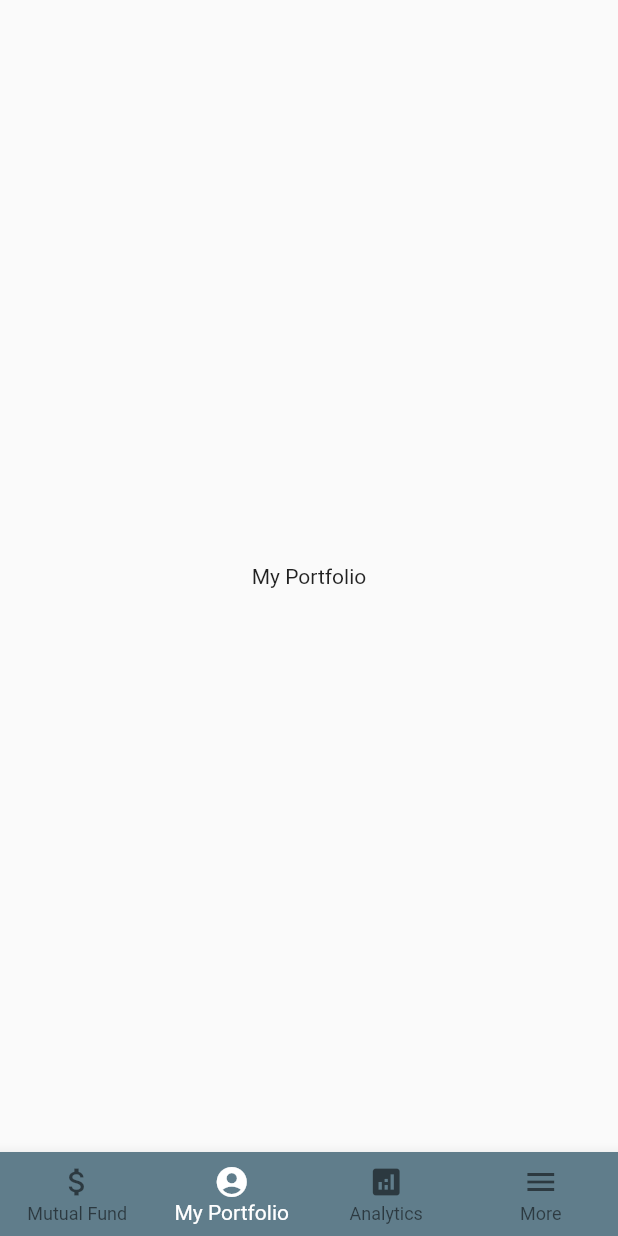
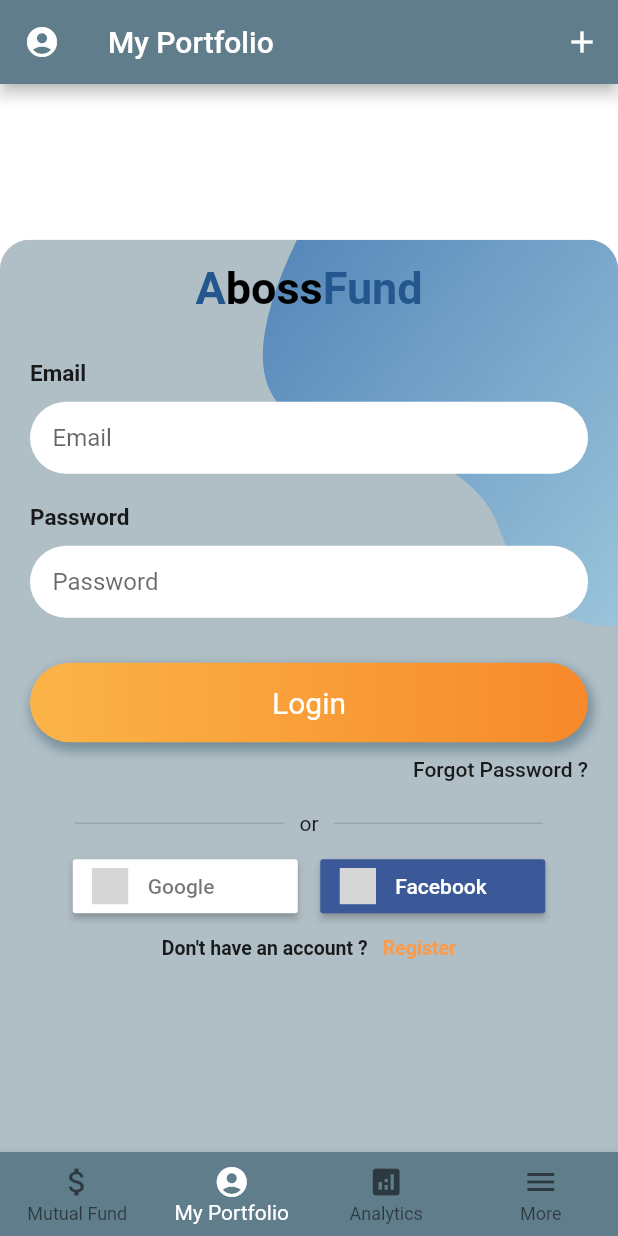
Before and after one commit to darking2539/fund_app_flutter, a Flutter app: the HomeScreen screen opened by its route, item 2 of the bottom bar chosen, on a phone screen of 412 x 824 dp. Run offline on Flutter 3.47's test engine with Material 2 defaults, Android fonts, the phone set to English and light mode, and no system bars; our stand-ins replace fl_chart, flutter_easyloading, flutter_redux, flutter_signin_button, flutter_spinkit, google_fonts and 4 more; missing offline and left inert: redux_logging, search_page; network calls fail; grey boxes are pictures that could not be loaded.

Commit message:
add login and register

```diff
--- /dev/null
+++ b/lib/screens/authentication/login/login.dart
@@ -0,0 +1,244 @@
+import 'package:flutter/material.dart';
+import 'package:flutter_signin_button/flutter_signin_button.dart';
+import 'package:fund_app/screens/authentication/register/register.dart';
+import 'package:fund_app/widgets/bezierContainer.dart';
+import 'package:google_fonts/google_fonts.dart';
+
+class LoginPage extends StatefulWidget {
+  late String title;
+
+  @override
+  _LoginPageState createState() => _LoginPageState();
+}
+
+class _LoginPageState extends State<LoginPage> {
+  Widget _entryField(String title, {bool isPassword = false}) {
+    return Container(
+      margin: EdgeInsets.symmetric(vertical: 10),
+      child: Column(
+        crossAxisAlignment: CrossAxisAlignment.start,
+        children: <Widget>[
+          Text(
+            title,
+            style: TextStyle(fontWeight: FontWeight.bold, fontSize: 15),
+          ),
+          SizedBox(
+            height: 10,
+          ),
+          Container(
+            decoration: BoxDecoration(
+              color: Colors.white,
+              borderRadius: BorderRadius.circular(25),
+            ),
+            child: TextFormField(
+                obscureText: isPassword,
+                decoration: InputDecoration(
+                  border: InputBorder.none,
+                  contentPadding:
+                      EdgeInsets.only(left: 15, bottom: 11, top: 11, right: 15),
+                  hintText: "$title",
+                )),
+          ),
+        ],
+      ),
+    );
+  }
+
+  Widget _submitButton() {
+    return InkWell(
+      onTap: () {
+        print('hello');
+      },
+      child: Container(
+        width: MediaQuery.of(context).size.width,
+        padding: EdgeInsets.symmetric(vertical: 15),
+        alignment: Alignment.center,
+        decoration: BoxDecoration(
+            borderRadius: BorderRadius.all(Radius.circular(30)),
+            boxShadow: <BoxShadow>[
+              BoxShadow(
+                  color: Colors.blueGrey.shade400,
+                  offset: Offset(2, 4),
+                  blurRadius: 5,
+                  spreadRadius: 2)
+            ],
+            gradient: LinearGradient(
+                begin: Alignment.centerLeft,
+                end: Alignment.centerRight,
+                colors: [Color(0xfffbb448), Color(0xfff7892b)])),
+        child: Text(
+          'Login',
+          style: TextStyle(fontSize: 20, color: Colors.white),
+        ),
+      ),
+    );
+  }
+
+  Widget _divider() {
+    return Container(
+      margin: EdgeInsets.symmetric(vertical: 10),
+      child: Row(
+        children: <Widget>[
+          SizedBox(
+            width: 20,
+          ),
+          Expanded(
+            child: Padding(
+              padding: EdgeInsets.symmetric(horizontal: 10),
+              child: Divider(
+                thickness: 1,
+              ),
+            ),
+          ),
+          Text('or'),
+          Expanded(
+            child: Padding(
+              padding: EdgeInsets.symmetric(horizontal: 10),
+              child: Divider(
+                thickness: 1,
+              ),
+            ),
+          ),
+          SizedBox(
+            width: 20,
+          ),
+        ],
+      ),
+    );
+  }
+
+  Widget _createAccountLabel() {
+    return InkWell(
+      onTap: () {
+        Navigator.push(
+            context, MaterialPageRoute(builder: (context) => SignUpPage()));
+      },
+      child: Container(
+        padding: EdgeInsets.all(10),
+        alignment: Alignment.bottomCenter,
+        child: Row(
+          mainAxisAlignment: MainAxisAlignment.center,
+          children: <Widget>[
+            Text(
+              'Don\'t have an account ?',
+              style: TextStyle(fontSize: 13, fontWeight: FontWeight.w600),
+            ),
+            SizedBox(
+              width: 10,
+            ),
+            Text(
+              'Register',
+              style: TextStyle(
+                  color: Color(0xfff79c4f),
+                  fontSize: 13,
+                  fontWeight: FontWeight.w600),
+            ),
+          ],
+        ),
+      ),
+    );
+  }
+
+  Widget _title() {
+    return RichText(
+      textAlign: TextAlign.center,
+      text: TextSpan(
+          text: 'A',
+          style: GoogleFonts.portLligatSans(
+            textStyle: Theme.of(context).textTheme.display1,
+            fontSize: 30,
+            fontWeight: FontWeight.w700,
+            color: Color(0xff24578D),
+          ),
+          children: [
+            TextSpan(
+              text: 'boss',
+              style: TextStyle(color: Colors.black, fontSize: 30),
+            ),
+            TextSpan(
+              text: 'Fund',
+              style: TextStyle(color: Color(0xff24578D), fontSize: 30),
+            ),
+          ]),
+    );
+  }
+
+  Widget _emailPasswordWidget() {
+    return Column(
+      children: <Widget>[
+        _entryField("Email"),
+        _entryField("Password", isPassword: true),
+      ],
+    );
+  }
+
+  Widget socialLogin() {
+    return Row(mainAxisAlignment: MainAxisAlignment.center, children: <Widget>[
+      Container(
+        width: 150,
+        child: SignInButton(
+          Buttons.Google,
+          text: "Google",
+          onPressed: () {},
+        ),
+      ),
+      SizedBox(
+        width: 15,
+      ),
+      Container(
+        width: 150,
+        child: SignInButton(
+          Buttons.Facebook,
+          text: "Facebook",
+          onPressed: () {},
+        ),
+      ),
+    ]);
+  }
+
+  @override
+  Widget build(BuildContext context) {
+    final height = MediaQuery.of(context).size.height;
+    return Scaffold(
+        resizeToAvoidBottomInset: false,
+        body: Container(
+          color: Colors.blueGrey[200],
+          height: height,
+          child: Stack(
+            children: <Widget>[
+              Positioned(
+                  top: -height * .15,
+                  right: -MediaQuery.of(context).size.width * 0.4,
+                  child: BezierContainer()),
+              Container(
+                padding: EdgeInsets.symmetric(horizontal: 20),
+                child: SingleChildScrollView(
+                  child: Column(
+                    crossAxisAlignment: CrossAxisAlignment.center,
+                    mainAxisAlignment: MainAxisAlignment.center,
+                    children: <Widget>[
+                      SizedBox(height: 15),
+                      _title(),
+                      SizedBox(height: 20),
+                      _emailPasswordWidget(),
+                      SizedBox(height: 20),
+                      _submitButton(),
+                      Container(
+                        padding: EdgeInsets.symmetric(vertical: 10),
+                        alignment: Alignment.centerRight,
+                        child: Text('Forgot Password ?',
+                            style: TextStyle(
+                                fontSize: 14, fontWeight: FontWeight.w500)),
+                      ),
+                      _divider(),
+                      socialLogin(),
+                      _createAccountLabel(),
+                    ],
+                  ),
+                ),
+              ),
+            ],
+          ),
+        ));
+  }
+}
--- a/lib/screens/home/homescreen.dart
+++ b/lib/screens/home/homescreen.dart
@@ -1,6 +1,9 @@
 import 'package:flutter/material.dart';
 import 'package:fund_app/model/mutualfund_viewmodel.dart';
+import 'package:fund_app/screens/authentication/login/login.dart';
+import 'package:fund_app/screens/authentication/register/register.dart';
 import 'package:fund_app/screens/mutualfund/mutualfund_screen.dart';
+import 'package:fund_app/screens/myportfolio/myportfolio_screen.dart';
 
 class HomeScreen extends StatefulWidget {
 
@@ -24,14 +27,15 @@
 
   static List<Widget> _widgetOptions(store) => <Widget>[
     MutualFund(store: store ,viewModel: MutualFundViewModel.fromStore(store)),
-    Container(child: Center(child: Text("My Portfolio"))),
-    Container(child: Center(child: Text("Analytics"))),
+    MyPortfolioScreen(),
+    LoginPage(),
     Container(child: Center(child: Text("More"))),
   ];
 
   @override
   Widget build(BuildContext context) {
     return Scaffold(
+        resizeToAvoidBottomInset: false,
       body: Center(
         child: _widgetOptions(widget.store).elementAt(_selectedIndex),
       ),
--- a/lib/screens/mutualfund/proportion/investmentproportion.dart
+++ b/lib/screens/mutualfund/proportion/investmentproportion.dart
@@ -68,6 +68,7 @@
 
     List list = [];
     for (InvestmentProportionClass i in viewModel.payload2){
+      print(i);
       if (double.parse('${i.percent}') > 0){
         list.add(double.parse('${i.percent}'));
       } else{
@@ -80,6 +81,8 @@
     list.add(0.0);
     list.add(0.0);
     list.add(0.0);
+
+    print(list);
 
 
     return List.generate(6, (i) {
--- a/lib/screens/mutualfund/proportion/mutualfund_proportion.dart
+++ b/lib/screens/mutualfund/proportion/mutualfund_proportion.dart
@@ -26,8 +26,8 @@
               children: <Widget>[
                 Container(height: 5),
                 Container(child: Top5Holding(viewModel: viewModel)),
-                Container(height: 20),
-                Container(child: InvestmentProportion(viewModel: viewModel)),
+                //Container(height: 20),
+                //Container(child: InvestmentProportion(viewModel: viewModel)),  //finomena remove this API
               ],
             ),
           );
--- /dev/null
+++ b/lib/screens/myportfolio/myportfolio_screen.dart
@@ -0,0 +1,100 @@
+import 'dart:ui';
+import 'package:flutter/material.dart';
+import 'package:fund_app/screens/authentication/login/login.dart';
+import 'package:fund_app/widgets/CustomGestureDetector.dart';
+
+class MyPortfolioScreen extends StatefulWidget {
+  @override
+  _FolioScreenState createState() => _FolioScreenState();
+}
+
+class _FolioScreenState extends State<MyPortfolioScreen> {
+
+
+  TextEditingController _emailController = TextEditingController();
+  TextEditingController _passController = TextEditingController();
+  bool isDealer = true;
+  bool status = false;
+
+
+
+  @override
+  Widget build(BuildContext context) {
+
+    double height= MediaQuery.of(context).size.height;
+    double threshold = 100;
+
+    double bottomValue(login) {
+      if(login == false){
+        return -(height/3);
+      }
+      else{
+        return -height*2;
+      }
+
+    }
+
+    return SafeArea(
+      child: Scaffold(
+        resizeToAvoidBottomInset: false,
+        appBar: AppBar(
+          title: const Text('My Portfolio'),
+          leading: Icon(Icons.account_circle_rounded),
+          actions: <Widget>[
+            IconButton(
+                onPressed: () {
+
+                  setState(() {
+                    status = !status;
+                  });
+
+                },
+                icon: Icon(Icons.add))
+          ],
+        ),
+        backgroundColor: Colors.white,
+        body: CustomGestureDetector(
+          axis: CustomGestureDetector.AXIS_Y,
+          velocity: threshold,
+          onSwipeUp: (){},
+          onSwipeDown: (){},
+          onSwipeRight: (){},
+          onSwipeLeft: (){},
+          child: Container(
+            height: height,
+            child: Stack(
+              children: <Widget>[
+                AnimatedPositioned(
+                    curve: Curves.easeInOut,
+                    duration: Duration(milliseconds: 200),
+                    left: 0,
+                    bottom: bottomValue(status),
+                    child: MenuWidget())
+
+              ],
+            ),
+          ),
+        ),
+      ),
+    );
+  }
+}
+
+class MenuWidget extends StatelessWidget {
+  @override
+  Widget build(BuildContext context) {
+
+    double height = MediaQuery.of(context).size.height * 3;
+    double width = MediaQuery.of(context).size.width;
+
+    return ClipRRect(
+      borderRadius: BorderRadius.all(Radius.circular(20.0)),
+      child: Container(
+        color: Colors.blueGrey[200],
+        width: width,
+        height: height/2.8,
+          child: LoginPage(),
+      ),
+    );
+  }
+}
--- /dev/null
+++ b/lib/widgets/CustomGestureDetector.dart
@@ -0,0 +1,55 @@
+import 'package:flutter/cupertino.dart';
+
+class CustomGestureDetector extends StatelessWidget{
+
+  static const int AXIS_X = 0;
+  static const int AXIS_Y = 1;
+  static const int AXIS_BOTH = 2;
+
+  final int axis;
+  final Widget child;
+  final double velocity;
+  final Function onSwipeUp;
+  final Function onSwipeDown;
+  final Function onSwipeLeft;
+  final Function onSwipeRight;
+
+  CustomGestureDetector({required this.child, required this.velocity, required this.onSwipeLeft,required this.onSwipeRight,required this.onSwipeUp,required this.onSwipeDown,required this.axis});
+
+  @override
+  Widget build(BuildContext context) {
+    // TODO: implement build
+    return GestureDetector(
+        onPanEnd: (details){
+
+          Offset v = details.velocity.pixelsPerSecond;
+
+          try {
+            if((axis == AXIS_Y) || axis == AXIS_BOTH){
+              if(v.dy>velocity){
+                onSwipeDown();
+              } else if(v.dy<-velocity){
+                onSwipeUp();
+              }
+            }
+
+            if((axis == AXIS_X )  || axis == AXIS_BOTH){
+              if(v.dx>velocity){
+                onSwipeRight();
+              } else if(v.dx<-velocity) {
+                onSwipeLeft();
+              }
+            }
+          } catch (e){
+            debugPrintStack(
+                label: "******************FUNCTIONS NOT DEFINED*********************",
+                stackTrace: StackTrace.fromString("Please define the functions for given AXIS constant - CustomGestureDetector")
+            );
+          }
+
+        },
+
+        child: child);
+  }
+
+}
--- /dev/null
+++ b/lib/widgets/bezierContainer.dart
@@ -0,0 +1,29 @@
+import 'dart:math';
+import 'package:flutter/material.dart';
+import 'customClipper.dart';
+
+class BezierContainer extends StatelessWidget {
+
+  @override
+  Widget build(BuildContext context) {
+    return Container(
+        child: Transform.rotate(
+          angle: -pi / 3.5,
+          child: ClipPath(
+            clipper: ClipPainter(),
+            child: Container(
+              height: MediaQuery.of(context).size.height *.5,
+              width: MediaQuery.of(context).size.width,
+              decoration: BoxDecoration(
+                  gradient: LinearGradient(
+                      begin: Alignment.topCenter,
+                      end: Alignment.bottomCenter,
+                      colors: [Color(0xff5385B8),Color(0xffA8D0E1)]
+                  )
+              ),
+            ),
+          ),
+        )
+    );
+  }
+}
--- /dev/null
+++ b/lib/widgets/customClipper.dart
@@ -0,0 +1,50 @@
+
+import 'package:flutter/material.dart';
+import 'package:flutter/painting.dart';
+
+class ClipPainter extends CustomClipper<Path>{
+  @override
+
+  Path getClip(Size size) {
+    var height = size.height;
+    var width = size.width;
+    var path = new Path();
+
+    path.lineTo(0, size.height );
+    path.lineTo(size.width , height);
+    path.lineTo(size.width , 0);
+
+    /// [Top Left corner]
+    var secondControlPoint =  Offset(0  ,0);
+    var secondEndPoint = Offset(width * .2  , height *.3);
+    path.quadraticBezierTo(secondControlPoint.dx, secondControlPoint.dy, secondEndPoint.dx, secondEndPoint.dy);
+
+
+
+    /// [Left Middle]
+    var fifthControlPoint =  Offset(width * .3  ,height * .5);
+    var fiftEndPoint = Offset(  width * .23, height *.6);
+    path.quadraticBezierTo(fifthControlPoint.dx, fifthControlPoint.dy, fiftEndPoint.dx, fiftEndPoint.dy);
+
+
+    /// [Bottom Left corner]
+    var thirdControlPoint =  Offset(0  ,height);
+    var thirdEndPoint = Offset(width , height  );
+    path.quadraticBezierTo(thirdControlPoint.dx, thirdControlPoint.dy, thirdEndPoint.dx, thirdEndPoint.dy);
+
+
+
+    path.lineTo(0, size.height  );
+    path.close();
+
+    return path;
+  }
+
+  @override
+  bool shouldReclip(CustomClipper<Path> oldClipper) {
+    // TODO: implement shouldReclip
+    return true;
+  }
+
+
+}
--- a/pubspec.yaml
+++ b/pubspec.yaml
@@ -40,6 +40,8 @@
   fl_chart: ^0.36.1
   google_nav_bar: ^5.0.5
   line_icons: ^2.0.1
+  google_fonts: ^2.1.0
+  flutter_signin_button: ^2.0.0
 
 dev_dependencies:
   flutter_test:
```
Also changed, not shown: lib/screens/authentication/register/register.dart (added, +175 -0 lines), pubspec.lock.
